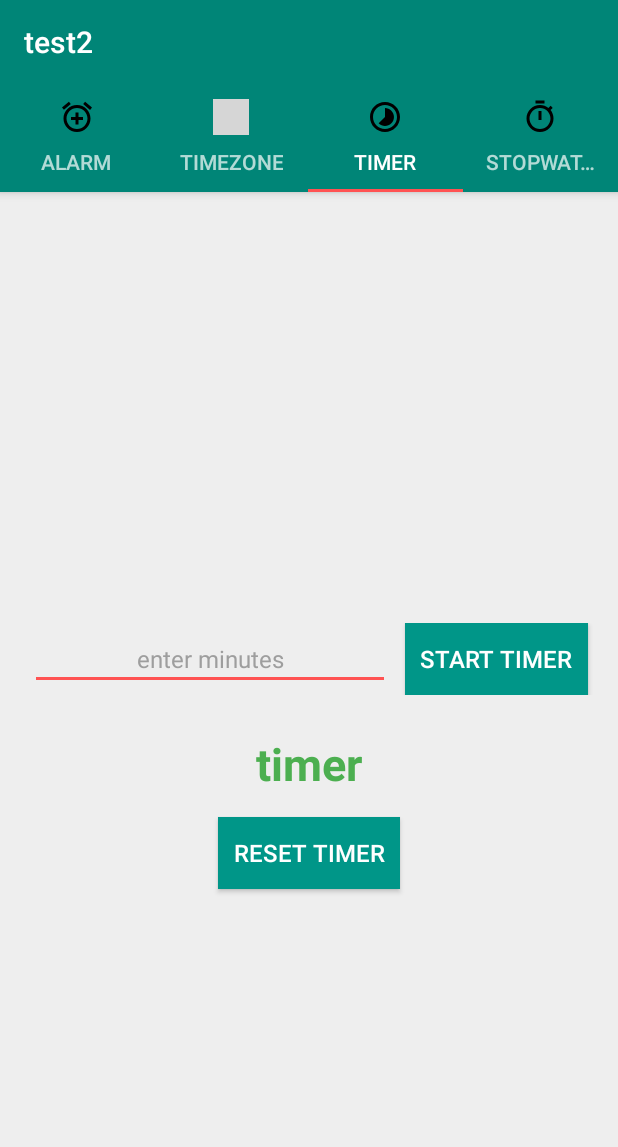
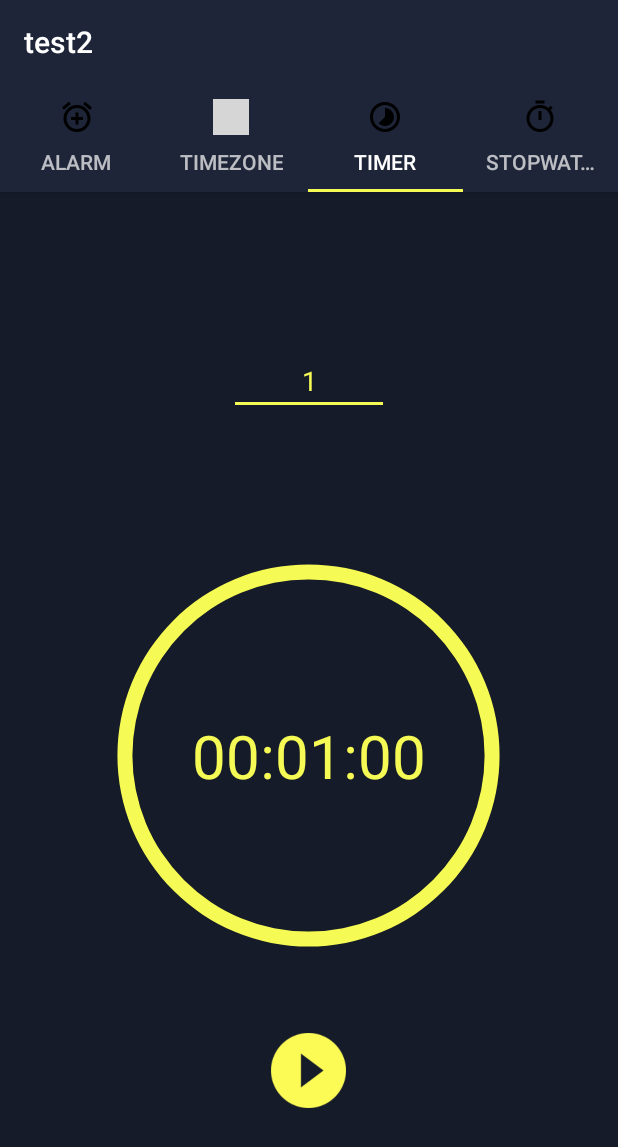
Before and after one commit to vishal16701/test2, an Android app: the screen it shows after launch (MainActivity), tab 3 chosen, on a phone screen of 412 x 824 dp. Shown: the top 1147 px of the screen. Run offline under Robolectric (Android 15) with nearby library versions, the phone set to English and light mode, and no system bars; grey boxes are pictures that could not be loaded.

Commit message:
third commit

```diff
--- a/app/src/main/java/com/example/test2/AppleFragment.java
+++ b/app/src/main/java/com/example/test2/AppleFragment.java
@@ -1,6 +1,7 @@
 package com.example.test2;
 
 import android.os.Bundle;
+import android.support.annotation.NonNull;
 import android.support.v4.app.Fragment;
 import android.view.LayoutInflater;
 import android.view.View;
@@ -18,7 +19,7 @@ public class AppleFragment extends Fragment {
     }
 
     @Override
-    public View onCreateView(LayoutInflater inflater, ViewGroup container,
+    public View onCreateView(@NonNull LayoutInflater inflater, ViewGroup container,
                              Bundle savedInstanceState) {
         // Inflate the layout for this fragment
         return inflater.inflate(R.layout.fragment_apple, container, false);
--- a/app/src/main/java/com/example/test2/OrangeFragment.java
+++ b/app/src/main/java/com/example/test2/OrangeFragment.java
@@ -1,6 +1,7 @@
 package com.example.test2;
 
 import android.os.Bundle;
+import android.support.annotation.NonNull;
 import android.support.v4.app.Fragment;
 import android.view.LayoutInflater;
 import android.view.View;
@@ -18,7 +19,7 @@ public class OrangeFragment extends Fragment {
     }
 
     @Override
-    public View onCreateView(LayoutInflater inflater, ViewGroup container,
+    public View onCreateView(@NonNull LayoutInflater inflater, ViewGroup container,
                              Bundle savedInstanceState) {
         // Inflate the layout for this fragment
         return inflater.inflate(R.layout.fragment_orange, container, false);
--- /dev/null
+++ b/app/src/main/res/drawable/drawable_circle_dark_blue.xml
@@ -0,0 +1,10 @@
+<?xml version="1.0" encoding="utf-8"?>
+<shape xmlns:android="http://schemas.android.com/apk/res/android"
+    android:innerRadiusRatio="2.3"
+    android:shape="ring"
+    android:thickness="10dp"
+    android:useLevel="false">
+
+    <solid android:color="@color/colorPrimaryDark" />
+
+</shape>
--- /dev/null
+++ b/app/src/main/res/drawable/drawable_circle_yellow.xml
@@ -0,0 +1,8 @@
+<?xml version="1.0" encoding="utf-8"?>
+<shape xmlns:android="http://schemas.android.com/apk/res/android"
+    android:innerRadiusRatio="2.3"
+    android:shape="ring"
+    android:thickness="10dp"
+    android:useLevel="true">
+    <solid android:color="@color/colorYellow" />
+</shape>
--- a/app/src/main/res/layout/fragment_grapes.xml
+++ b/app/src/main/res/layout/fragment_grapes.xml
@@ -1,73 +1,68 @@
 <?xml version="1.0" encoding="utf-8"?>
+<RelativeLayout xmlns:android="http://schemas.android.com/apk/res/android"
+    xmlns:tools="http://schemas.android.com/tools"
+    android:id="@+id/activity_main"
+    android:layout_width="match_parent"
+    android:layout_height="match_parent"
+    android:background="@color/colorBackground"
+    tools:context=".GrapesFragment">
 
-<LinearLayout xmlns:android="http://schemas.android.com/apk/res/android"
-    xmlns:tools="http://schemas.android.com/tools"
-    android:layout_width="match_parent"
-android:layout_height="match_parent"
-android:background="#EEEEEE"
-android:gravity="center"
-android:orientation="vertical"
-android:padding="10dp">
-
-<RelativeLayout
-    android:layout_width="fill_parent"
-    android:layout_height="wrap_content">
+    <ProgressBar
+        android:id="@+id/progressBarCircle"
+        style="?android:attr/progressBarStyleHorizontal"
+        android:layout_width="270dp"
+        android:layout_height="270dp"
+        android:layout_centerInParent="true"
+        android:background="@drawable/drawable_circle_dark_blue"
+        android:indeterminate="false"
+        android:max="100"
+        android:progress="100"
+        android:progressDrawable="@drawable/drawable_circle_yellow"
+        android:rotation="-90" />
 
     <EditText
-        android:id="@+id/enterMinutes"
+        android:id="@+id/editTextMinute"
         android:layout_width="wrap_content"
         android:layout_height="wrap_content"
-        android:layout_alignParentLeft="true"
-        android:layout_centerVertical="true"
-        android:layout_marginLeft="10dp"
-        android:layout_marginRight="10dp"
-        android:layout_toLeftOf="@+id/startTimer"
-        android:hint="enter minutes"
-        android:padding="10dp"
-        android:maxLength="4"
+        android:layout_above="@+id/textViewTime"
+        android:layout_centerHorizontal="true"
+        android:layout_marginBottom="200dp"
+        android:gravity="center"
+        android:hint="@string/hint_minute"
         android:inputType="number"
-        android:textSize="16sp"
-        android:gravity="center"
-        android:textColor="#000000"
-        android:textColorHint="#9E9E9E"
-        />
+        android:maxLength="15"
+        android:maxLines="1"
+        android:minEms="5"
+        android:text="@string/_1"
+        android:textColor="@color/colorYellow"
+        android:textColorHint="@color/colorYellow" />
 
-    <Button
-        android:id="@+id/startTimer"
+    <TextView
+        android:id="@+id/textViewTime"
         android:layout_width="wrap_content"
         android:layout_height="wrap_content"
-        android:layout_alignParentRight="true"
-        android:layout_centerVertical="true"
-        android:layout_marginRight="10dp"
-        android:background="#009688"
-        android:padding="10dp"
-        android:textColor="#ffffff"
-        android:textSize="16sp"
-        android:text="start timer" />
+        android:layout_centerInParent="true"
+        android:text="@string/_00_01_00"
+        android:textColor="@color/colorYellow"
+        android:textSize="40sp" />
+
+    <ImageView
+        android:id="@+id/imageViewReset"
+        android:layout_width="30dp"
+        android:layout_height="30dp"
+        android:layout_below="@+id/textViewTime"
+        android:layout_centerInParent="true"
+        android:layout_marginTop="30dp"
+        android:src="@drawable/icon_reset"
+        android:visibility="gone" />
+
+    <ImageView
+        android:id="@+id/imageViewStartStop"
+        android:layout_width="50dp"
+        android:layout_height="50dp"
+        android:layout_below="@+id/progressBarCircle"
+        android:layout_centerHorizontal="true"
+        android:layout_marginTop="50dp"
+        android:src="@drawable/icon_start" />
+
 </RelativeLayout>
-
-    <TextView
-        android:layout_width="wrap_content"
-        android:layout_height="wrap_content"
-        android:id="@+id/countdownText"
-        android:gravity="center"
-        android:layout_gravity="center_horizontal"
-        android:textSize="30sp"
-        android:text="timer"
-        android:layout_marginTop="25dp"
-        android:textStyle="bold"
-        android:textColor="#4CAF50"
-        tools:ignore="HardcodedText" />
-
-    <Button
-        android:id="@+id/resetTimer"
-        android:layout_width="wrap_content"
-        android:layout_height="wrap_content"
-        android:layout_marginTop="15dp"
-        android:background="#009688"
-        android:padding="10dp"
-        android:text="reset timer"
-        android:textColor="#ffffff"
-        android:textSize="16sp" />
-
-</LinearLayout>
--- a/app/src/main/res/layout/fragment_orange.xml
+++ b/app/src/main/res/layout/fragment_orange.xml
@@ -4,7 +4,8 @@
     xmlns:tools="http://schemas.android.com/tools"
     android:layout_width="match_parent"
     android:layout_height="match_parent"
-    tools:context=".OrangeFragment">
+    tools:context=".OrangeFragment"
+    android:background="@color/colorBackground">
 
     <TextView
         android:layout_width="wrap_content"
@@ -12,6 +13,7 @@
         android:text="Orange"
         android:textSize="40dp"
         android:textStyle="bold"
-        android:layout_centerInParent="true"/>
+        android:layout_centerInParent="true"
+        android:textColor="@color/colorYellow"/>
 
 </RelativeLayout>
--- a/app/src/main/res/values/colors.xml
+++ b/app/src/main/res/values/colors.xml
@@ -1,6 +1,8 @@
 <?xml version="1.0" encoding="utf-8"?>
 <resources>
-    <color name="colorPrimary">#008577</color>
-    <color name="colorPrimaryDark">#00574B</color>
-    <color name="colorAccent">#FF5252</color>
+    <color name="colorPrimary">#1E2538</color>
+    <color name="colorPrimaryDark">#0E121B</color>
+    <color name="colorAccent">#F5FA55</color>
+    <color name="colorBackground">#151B29</color>
+    <color name="colorYellow">#F5FA55</color>
 </resources>
--- a/app/src/main/res/values/strings.xml
+++ b/app/src/main/res/values/strings.xml
@@ -10,6 +10,8 @@
     <string name="banana">Banana</string>
     <string name="grapes">Grapes</string>
     <string name="orange">Orange</string>
+    <string name="hint_minute">Minute</string>
+    <string name="message_minutes">Please Enter Minutes...</string>
     <string name="title_alarm_name">title alarm name</string>
     <string name="title_vibrate">title vibrate</string>
     <string name="title_none">title none</string>
@@ -21,4 +23,11 @@
     <string name="stop_timer">Stop Timer</string>
     <string name="reset_timer">Reset Timer</string>
     <string name="timer">00:00:00</string>
-    </resources>
+    <string name="save_lap">Save Lap</string>
+    <string name="reset">Reset</string>
+    <string name="pause">Pause</string>
+    <string name="start">Start</string>
+    <string name="_00_00_00">00:00:00</string>
+    <string name="_00_01_00">00:01:00</string>
+    <string name="_1">1</string>
+</resources>
```
Also changed, not shown: app/src/main/java/com/example/test2/GrapesFragment.java (+158 -57 lines), app/src/main/res/layout/fragment_apple.xml (+7 -8 lines), app/src/main/res/layout/fragment_banana.xml (+14 -12 lines), app/src/main/res/drawable/icon_reset.png (added), app/src/main/res/drawable/icon_start.png (added), app/src/main/res/drawable/icon_stop.png (added).
